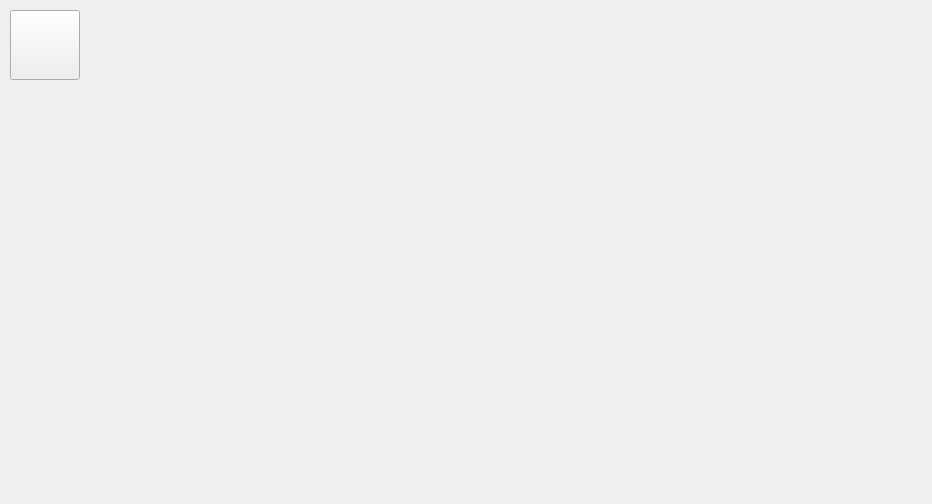
This is test_craig/credits.ui in gbequet/time_bomb as Qt 5 draws it before an edit. The edited form follows.
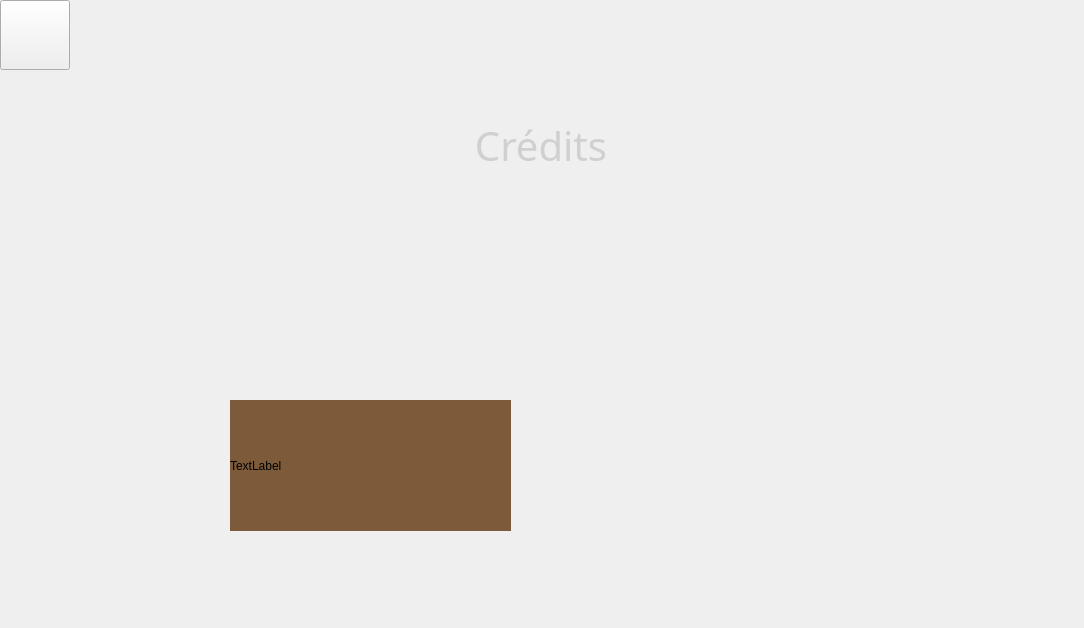
This is the edited form. Icons and pictures are not drawn.

Commit message: debut credits, fix pb font jeu local + button return des credits

What changed in the file:
```diff
--- a/test_craig/credits.ui
+++ b/test_craig/credits.ui
@@ -6,8 +6,8 @@
    <rect>
     <x>0</x>
     <y>0</y>
-    <width>932</width>
-    <height>504</height>
+    <width>1084</width>
+    <height>628</height>
    </rect>
   </property>
   <property name="sizePolicy">
@@ -22,8 +22,8 @@
   <widget class="QPushButton" name="options">
    <property name="geometry">
     <rect>
-     <x>10</x>
-     <y>10</y>
+     <x>0</x>
+     <y>0</y>
      <width>70</width>
      <height>70</height>
     </rect>
@@ -51,6 +51,110 @@
     <string/>
    </property>
   </widget>
+  <widget class="QWidget" name="horizontalLayoutWidget_2">
+   <property name="geometry">
+    <rect>
+     <x>0</x>
+     <y>80</y>
+     <width>1081</width>
+     <height>131</height>
+    </rect>
+   </property>
+   <layout class="QHBoxLayout" name="horizontalLayout_10">
+    <item>
+     <spacer name="horizontalSpacer_16">
+      <property name="orientation">
+       <enum>Qt::Horizontal</enum>
+      </property>
+      <property name="sizeHint" stdset="0">
+       <size>
+        <width>40</width>
+        <height>20</height>
+       </size>
+      </property>
+     </spacer>
+    </item>
+    <item>
+     <widget class="QLabel" name="title_lbl">
+      <property name="minimumSize">
+       <size>
+        <width>500</width>
+        <height>120</height>
+       </size>
+      </property>
+      <property name="maximumSize">
+       <size>
+        <width>500</width>
+        <height>120</height>
+       </size>
+      </property>
+      <property name="font">
+       <font>
+        <family>sans-serif</family>
+        <pointsize>30</pointsize>
+        <weight>50</weight>
+        <italic>false</italic>
+        <bold>false</bold>
+       </font>
+      </property>
+      <property name="autoFillBackground">
+       <bool>false</bool>
+      </property>
+      <property name="styleSheet">
+       <string notr="true">border-image:url(:/images/titles/title-frame.png);
+font: 30pt sans-serif;
+color:#d0d0d0;</string>
+      </property>
+      <property name="text">
+       <string>Crédits</string>
+      </property>
+      <property name="alignment">
+       <set>Qt::AlignCenter</set>
+      </property>
+     </widget>
+    </item>
+    <item>
+     <spacer name="horizontalSpacer_17">
+      <property name="orientation">
+       <enum>Qt::Horizontal</enum>
+      </property>
+      <property name="sizeHint" stdset="0">
+       <size>
+        <width>40</width>
+        <height>20</height>
+       </size>
+      </property>
+     </spacer>
+    </item>
+   </layout>
+  </widget>
+  <widget class="QLabel" name="label_7">
+   <property name="geometry">
+    <rect>
+     <x>230</x>
+     <y>400</y>
+     <width>281</width>
+     <height>131</height>
+    </rect>
+   </property>
+   <property name="styleSheet">
+    <string notr="true">background-color: #7d5b3a;</string>
+   </property>
+   <property name="text">
+    <string>TextLabel</string>
+   </property>
+  </widget>
+  <widget class="QWidget" name="verticalLayoutWidget">
+   <property name="geometry">
+    <rect>
+     <x>0</x>
+     <y>240</y>
+     <width>1081</width>
+     <height>311</height>
+    </rect>
+   </property>
+   <layout class="QVBoxLayout" name="verticalLayout_2"/>
+  </widget>
  </widget>
  <resources/>
  <connections/>
```
Left out of the diff: 2 changed lines with no effect on the pictures. The commit also changes 3 other files.
